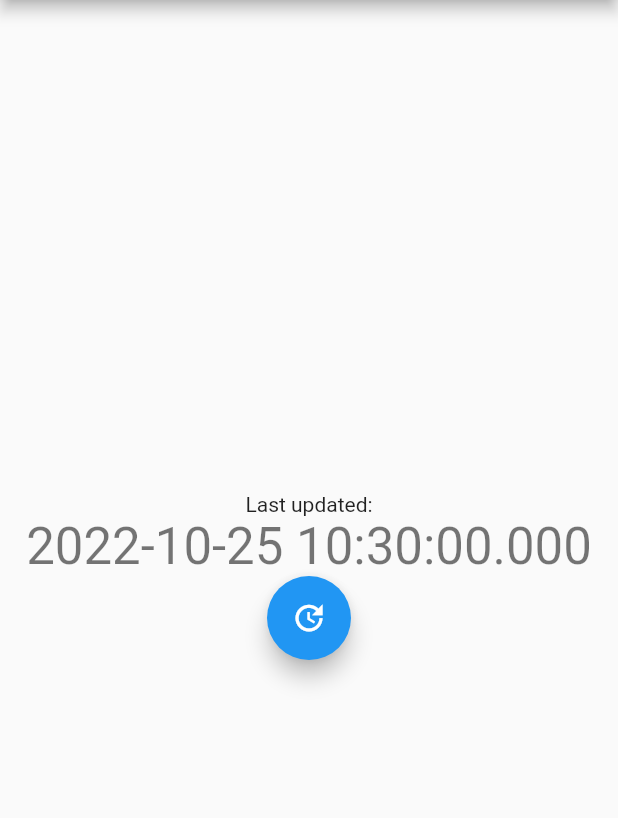
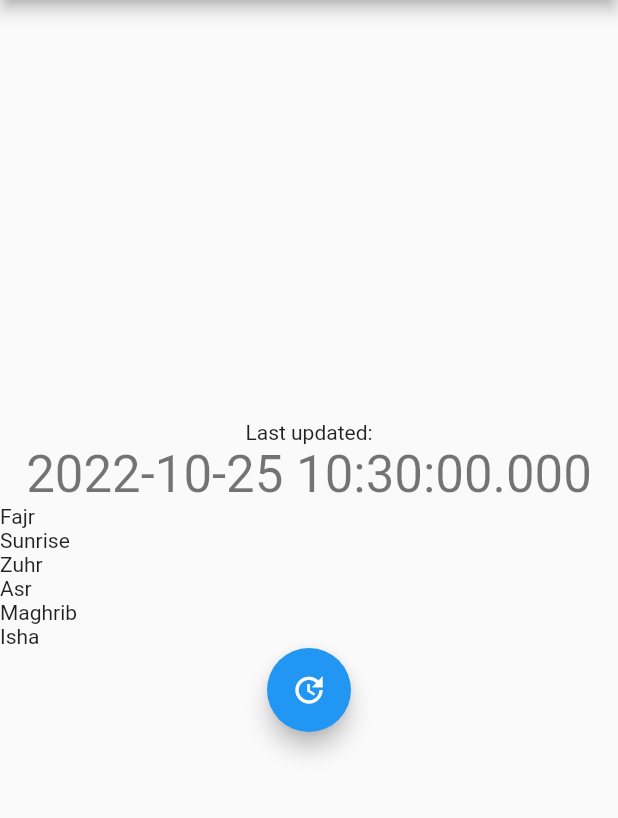
Before and after one commit to burhanhaq/SimpleAzaan, a Flutter app: the screen it shows after launch, on a phone screen of 412 x 824 dp, the part 84-902 px from its top. Run offline on Flutter 3.47's test engine with Material 2 defaults, Android fonts, the phone set to English and light mode, and no system bars; missing offline and left inert: flutter_widgetkit; network calls fail.

Commit message:
Add Inline Widget. Add initial prayer times view in app

```diff
--- /dev/null
+++ b/lib/constants.dart
@@ -0,0 +1,2 @@
+String kPrayerKey = 'prayerData';
+String kGroup = 'group.com.simpleAzaan';
--- a/lib/main.dart
+++ b/lib/main.dart
@@ -6,6 +6,7 @@ import 'package:flutter_widgetkit/flutter_widgetkit.dart';
 
 import 'package:simple_azaan/prayer_data.dart';
 import 'package:simple_azaan/aladhan_api.dart';
+import 'package:simple_azaan/constants.dart';
 
 void main() {
   runApp(const MyApp());
@@ -41,6 +42,7 @@ class _MyHomePageState extends State<MyHomePage> {
   void initState() {
     super.initState();
     // HomeWidget.setAppGroupId('group.com.simpleAzaan');
+    getPrayerTimeFromStorage();
   }
 
   void _updatePrayerTime() {
@@ -89,7 +91,26 @@ class _MyHomePageState extends State<MyHomePage> {
       );
       WidgetKit.reloadAllTimelines();
     });
+    setState(() {
+      lastUpdated = DateTime.now();
+    });
   }
+
+  PrayerData? pd;
+  void getPrayerTimeFromStorage() async {
+    Future<dynamic> jsonPrayerData = WidgetKit.getItem(kPrayerKey, kGroup);
+    PrayerData pd2 = await jsonPrayerData.then((value) {
+      print(jsonDecode(value));
+      return PrayerData.fromJson(jsonDecode(value));
+    });
+    setState(() {
+      pd = pd2;
+      // lastUpdated = DateTime.now();
+    });
+    // return pd;
+  }
+
+  // getPrayerTimeFromStorage().then((value) => pd = value);
 
   @override
   Widget build(BuildContext context) {
@@ -120,11 +141,54 @@ class _MyHomePageState extends State<MyHomePage> {
               'Last updated:',
             ),
             Text(
-              '${DateTime.now()}',
+              '$lastUpdated',
               style: Theme.of(context).textTheme.headline4,
             ),
+            Column(
+              children: [
+                Row(
+                  children: [
+                    const Text('Fajr'),
+                    Text(pd == null ? "" : pd!.getTimeString(pd!.time1)),
+                  ],
+                ),
+                Row(
+                  children: [
+                    const Text('Sunrise'),
+                    Text(pd == null ? "" : pd!.getTimeString(pd!.time2)),
+                  ],
+                ),
+                Row(
+                  children: [
+                    const Text('Zuhr'),
+                    Text(pd == null ? "" : pd!.getTimeString(pd!.time3)),
+                  ],
+                ),
+                Row(
+                  children: [
+                    const Text('Asr'),
+                    Text(pd == null ? "" : pd!.getTimeString(pd!.time4)),
+                  ],
+                ),
+                Row(
+                  children: [
+                    const Text('Maghrib'),
+                    Text(pd == null ? "" : pd!.getTimeString(pd!.time5)),
+                  ],
+                ),
+                Row(
+                  children: [
+                    const Text('Isha'),
+                    Text(pd == null ? "" : pd!.getTimeString(pd!.time6)),
+                  ],
+                ),
+              ],
+            ),
             FloatingActionButton(
-              onPressed: _updatePrayerTime,
+              onPressed: () {
+                _updatePrayerTime();
+                getPrayerTimeFromStorage();
+              },
               tooltip: 'Update',
               child: const Icon(Icons.update),
             ),
--- a/lib/prayer_data.dart
+++ b/lib/prayer_data.dart
@@ -1,3 +1,5 @@
+import 'package:intl/intl.dart';
+
 class PrayerData {
   final DateTime time1;
   final DateTime time2;
@@ -15,6 +17,11 @@ class PrayerData {
     this.time6,
   );
 
+  String getTimeString(DateTime t) {
+    String formattedDate = DateFormat('kk:mm').format(t);
+    return formattedDate;
+  }
+
   PrayerData.fromAlAdhanApi(Map<String, dynamic> json)
       : time1 = DateTime.parse(json['data']['timings']['Fajr']).toLocal(),
         time2 = DateTime.parse(json['data']['timings']['Sunrise']).toLocal(),
@@ -24,12 +31,12 @@ class PrayerData {
         time6 = DateTime.parse(json['data']['timings']['Isha']).toLocal();
 
   PrayerData.fromJson(Map<String, dynamic> json)
-      : time1 = json['time1'],
-        time2 = json['time2'],
-        time3 = json['time3'],
-        time4 = json['time4'],
-        time5 = json['time5'],
-        time6 = json['time6'];
+      : time1 = DateTime.parse(json['time1']),
+        time2 = DateTime.parse(json['time2']),
+        time3 = DateTime.parse(json['time3']),
+        time4 = DateTime.parse(json['time4']),
+        time5 = DateTime.parse(json['time5']),
+        time6 = DateTime.parse(json['time6']);
 
   Map<String, dynamic> toJson() => {
         'time1': time1.toIso8601String(),
--- a/pubspec.yaml
+++ b/pubspec.yaml
@@ -35,6 +35,8 @@ dependencies:
   # home_widget: ^0.1.6
   flutter_widgetkit: ^1.0.3
   http: ^0.13.5
+  workmanager: ^0.5.1
+  intl: ^0.17.0
 
 dev_dependencies:
   flutter_test:
```
Also changed, not shown: pubspec.lock, 3 other files.
